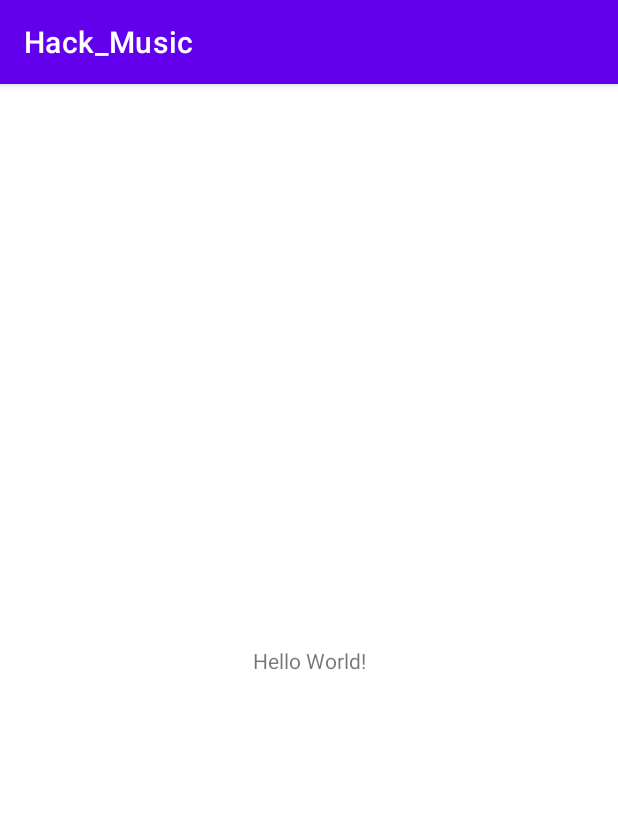
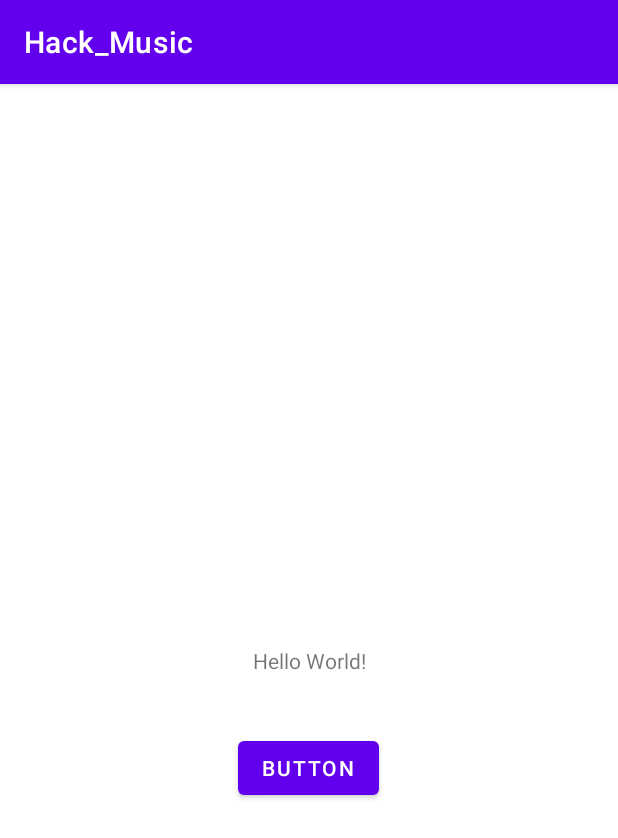
Before and after one commit to WaylandMoody55/Hack_Music, an Android app: the screen it shows after launch (MainActivity), on a phone screen of 412 x 824 dp. Shown: the top 838 px of the screen. Run offline under Robolectric (Android 15) with nearby library versions, the phone set to English and light mode, and no system bars.

Commit message:
Initial commit

```diff
--- a/app/src/main/java/com/example/hack_music/MainActivity.java
+++ b/app/src/main/java/com/example/hack_music/MainActivity.java
@@ -5,13 +5,24 @@ package com.example.hack_music;
 /** hello my name is wayland*/
 import androidx.appcompat.app.AppCompatActivity;
 
+import android.media.MediaPlayer;
 import android.os.Bundle;
+import android.view.View;
+import android.widget.Button;
 
 public class MainActivity extends AppCompatActivity {
-
+    private Button button2;
     @Override
     protected void onCreate(Bundle savedInstanceState) {
         super.onCreate(savedInstanceState);
         setContentView(R.layout.activity_main);
+        button2 = findViewById(R.id.button2);
+        final MediaPlayer mediaPlayer = MediaPlayer.create( this, R.raw.piano);
+        button2.setOnClickListener(new View.OnClickListener() {
+            @Override
+            public void onClick(View view) {
+                mediaPlayer.start();
+            }
+        });
     }
 }
--- a/app/src/main/res/layout/activity_main.xml
+++ b/app/src/main/res/layout/activity_main.xml
@@ -7,6 +7,7 @@
     tools:context=".MainActivity">
 
     <TextView
+        android:id="@+id/textView2"
         android:layout_width="wrap_content"
         android:layout_height="wrap_content"
         android:text="Hello World!"
@@ -15,4 +16,16 @@
         app:layout_constraintRight_toRightOf="parent"
         app:layout_constraintTop_toTopOf="parent" />
 
+    <Button
+        android:id="@+id/button2"
+        android:layout_width="wrap_content"
+        android:layout_height="wrap_content"
+        android:text="Button"
+        app:layout_constraintBottom_toBottomOf="parent"
+        app:layout_constraintEnd_toEndOf="parent"
+        app:layout_constraintHorizontal_bias="0.498"
+        app:layout_constraintStart_toStartOf="parent"
+        app:layout_constraintTop_toTopOf="parent"
+        app:layout_constraintVertical_bias="0.6" />
+
 </androidx.constraintlayout.widget.ConstraintLayout>
```
Also changed, not shown: 1 other file.
